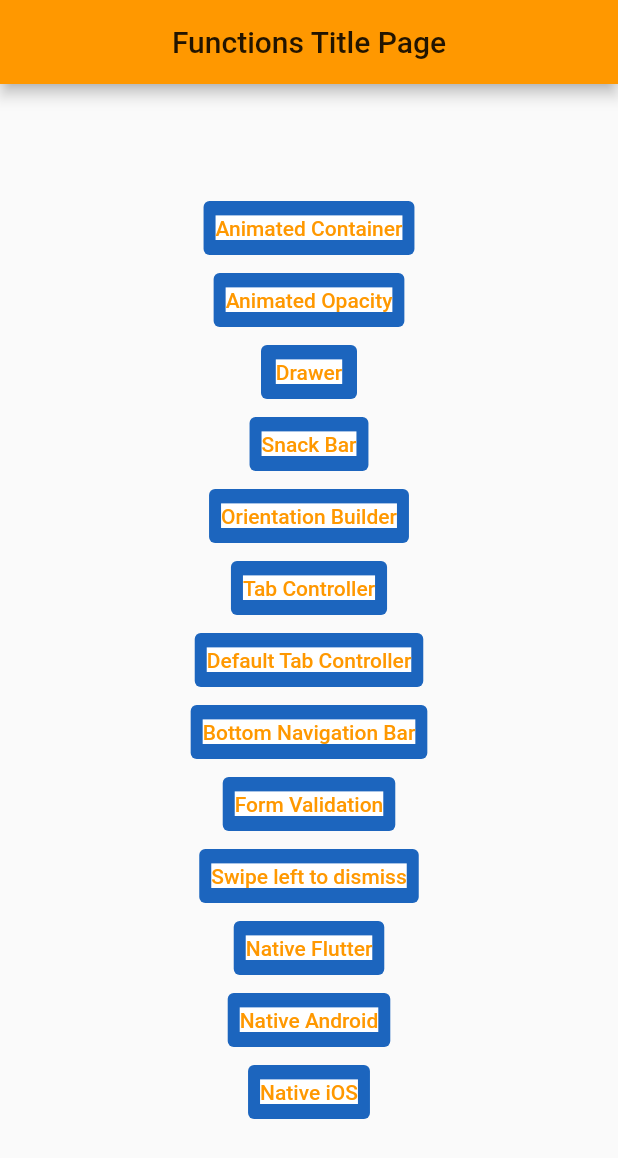
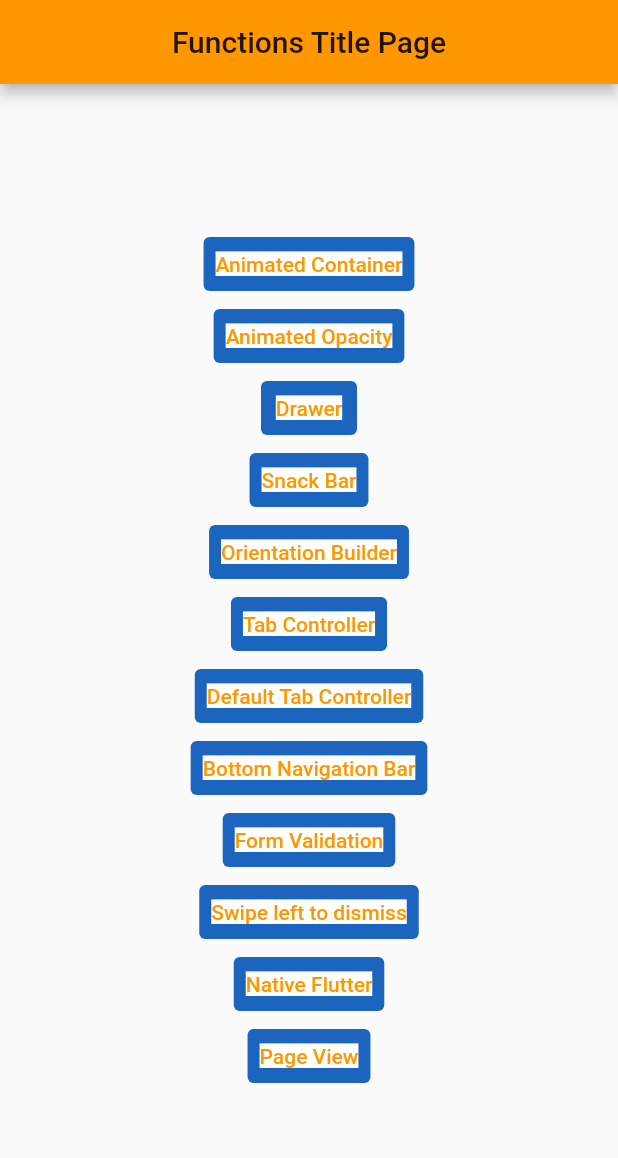
Before and after one commit to auaicn/Testbed-flutter, a Flutter app: the MyBottomNavigationBar screen opened directly, after a tap on the "arrow back" icon, on a phone screen of 412 x 824 dp. Shown: the top 1158 px of the screen. Run offline on Flutter 3.47's test engine with Material 2 defaults, Android fonts, the phone set to English and light mode, and no system bars.

Commit message:
Course: PageView

```diff
--- a/course_2/lib/functions/tabcontrollers/my_bottom_navigation_bar.dart
+++ b/course_2/lib/functions/tabcontrollers/my_bottom_navigation_bar.dart
@@ -16,6 +16,12 @@ class _MyBottomNavigationBarState extends State<MyBottomNavigationBar> {
     Navigator.pop(context);
   }
 
+  List views = [
+    Container(color: Colors.white),
+    Container(color: Colors.red),
+    Container(color: Colors.black),
+  ];
+
   @override
   Widget build(BuildContext context) {
     return Scaffold(
@@ -26,7 +32,7 @@ class _MyBottomNavigationBarState extends State<MyBottomNavigationBar> {
           onPressed: _handleAppBarBackArrow,
         ),
       ),
-      body: Container(color: Colors.white),
+      body: views[_selectedIndex],
       bottomNavigationBar: BottomNavigationBar(
         currentIndex: _selectedIndex,
         onTap: (int index) {
@@ -36,11 +42,18 @@ class _MyBottomNavigationBarState extends State<MyBottomNavigationBar> {
         },
         items: [
           BottomNavigationBarItem(
-              icon: Icon(Icons.alarm),
-              label: 'tab1',
-              activeIcon: Icon(Icons.alarm_add_rounded)),
-          BottomNavigationBarItem(icon: Icon(Icons.alarm), label: 'tab1'),
-          BottomNavigationBarItem(icon: Icon(Icons.alarm), label: 'tab1'),
+            icon: Icon(Icons.alarm),
+            label: 'tab 1',
+            activeIcon: Icon(Icons.alarm_add_rounded),
+          ),
+          BottomNavigationBarItem(
+            icon: Icon(Icons.web_asset_off),
+            label: 'tab 2',
+          ),
+          BottomNavigationBarItem(
+            icon: Icon(Icons.online_prediction),
+            label: 'tab 3',
+          ),
         ],
         backgroundColor: Colors.white,
         selectedItemColor: Colors.black,
--- a/course_2/lib/models/tab_item.dart
+++ b/course_2/lib/models/tab_item.dart
@@ -1,5 +1,3 @@
-import 'package:flutter/material.dart';
-
 import 'package:flutter/widgets.dart';
 
 class TabItem {
--- a/course_2/lib/title.dart
+++ b/course_2/lib/title.dart
@@ -1,11 +1,10 @@
 import 'package:course_2/functions/my_animated_opacity.dart';
-import 'package:course_2/functions/native/my_android_channel.dart';
-import 'package:course_2/functions/native/my_ios_channel.dart';
+import 'package:course_2/functions/my_page_view.dart';
 import 'package:course_2/functions/tabcontrollers/my_bottom_navigation_bar.dart';
 import 'package:course_2/functions/tabcontrollers/my_default_tab_controller.dart';
 import 'package:course_2/functions/my_drawer.dart';
 import 'package:course_2/functions/my_form_validation.dart';
-import 'package:course_2/functions/native/my_method_channel.dart';
+import 'package:course_2/functions/my_method_channel.dart';
 import 'package:course_2/functions/my_orientation_builder.dart';
 import 'package:course_2/functions/my_snack_bar.dart';
 import 'package:course_2/functions/tabcontrollers/my_tab_controller.dart';
@@ -81,12 +80,8 @@ class _TitlePageState extends State<TitlePage> {
                   detailedWidget: MyMethodChannel(),
                 ),
                 FunctionItem(
-                  functionName: "Native Android",
-                  detailedWidget: MyAndroidChannel(),
-                ),
-                FunctionItem(
-                  functionName: "Native iOS",
-                  detailedWidget: MyIOSChannel(),
+                  functionName: "Page View",
+                  detailedWidget: MyPageView(),
                 ),
               ],
             ),
```
Also changed, not shown: course_2/lib/functions/my_page_view.dart (added, +34 -0 lines), course_2/lib/functions/native/my_android_channel.dart (deleted, +0 -29 lines), course_2/lib/functions/native/my_ios_channel.dart (deleted, +0 -29 lines), course_2/lib/functions/my_method_channel.dart (renamed from course_2/lib/functions/native/my_method_channel.dart).
